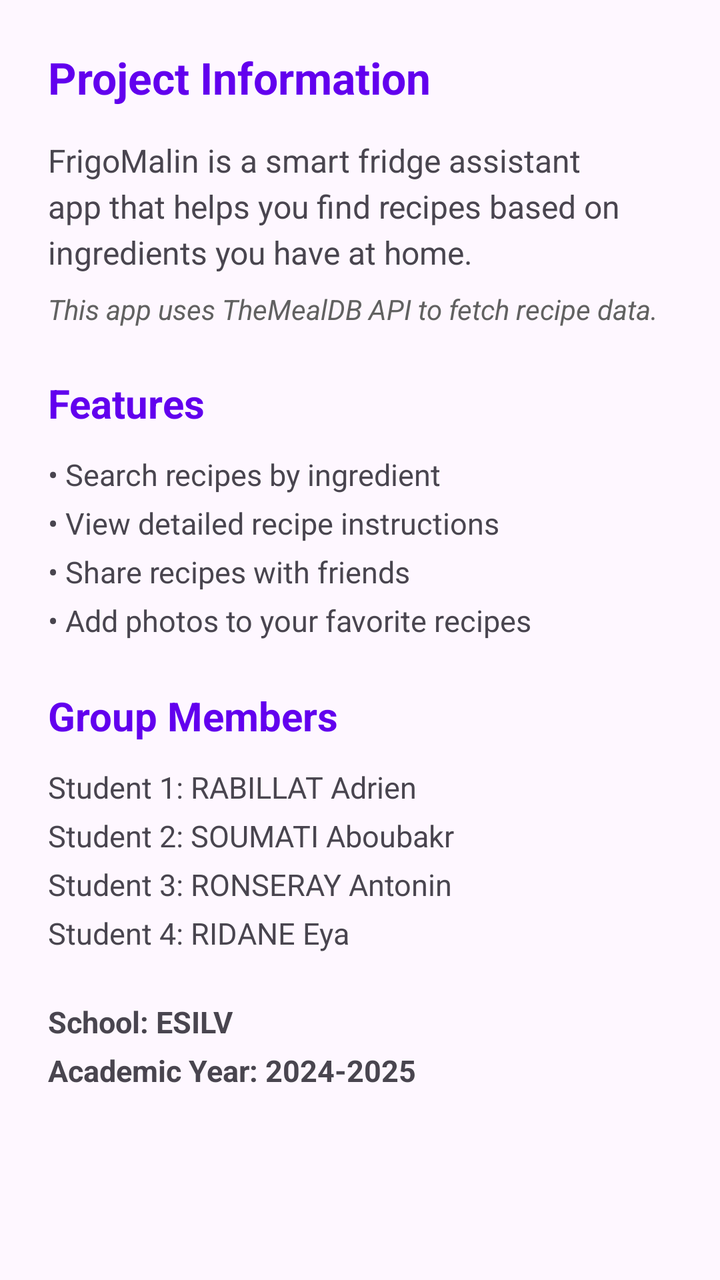
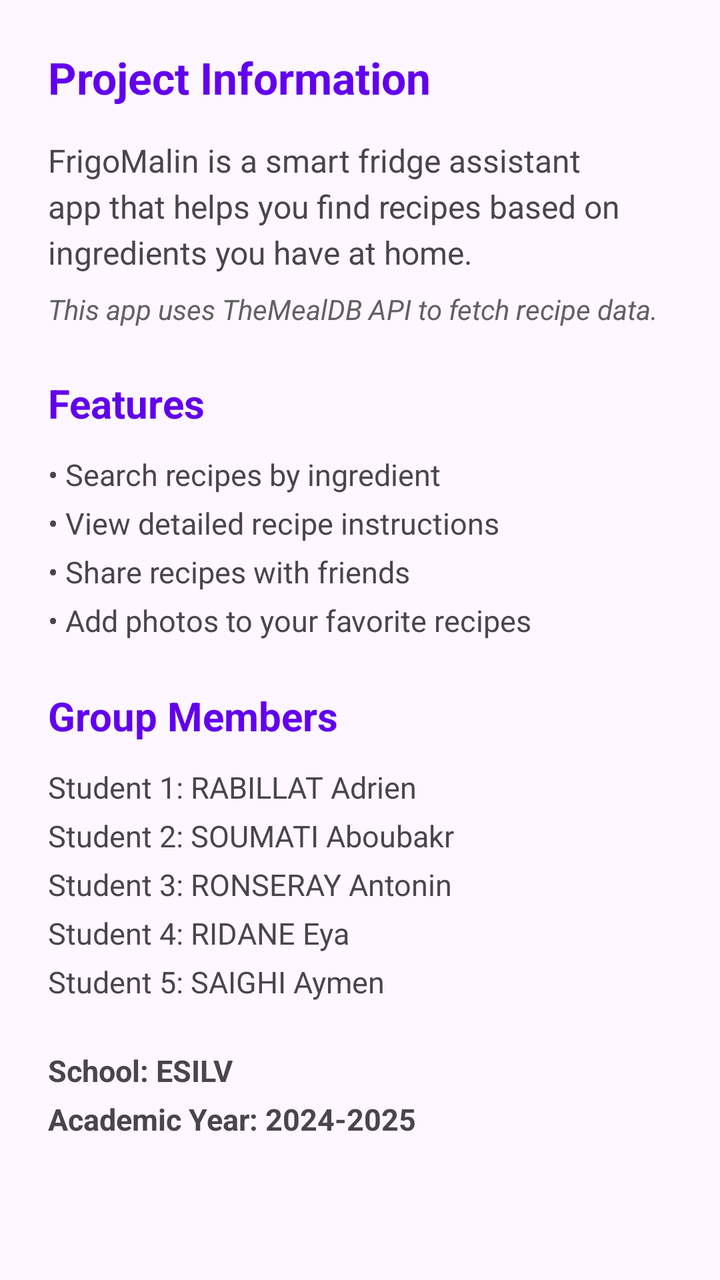

Two renders of the same Android screen: before a commit and after it. Below are the layout's source before the change and the commit's diff.
<!-- AndroidManifest.xml: application theme Theme.FrigoMalin -->
<!-- res/layout/fragment_readme.xml -->
<?xml version="1.0" encoding="utf-8"?>
<ScrollView xmlns:android="http://schemas.android.com/apk/res/android"
    xmlns:app="http://schemas.android.com/apk/res-auto"
    xmlns:tools="http://schemas.android.com/tools"
    android:layout_width="match_parent"
    android:layout_height="match_parent"
    android:padding="24dp"
    tools:context=".ui.readme.ReadmeFragment">

    <LinearLayout
        android:layout_width="match_parent"
        android:layout_height="wrap_content"
        android:orientation="vertical">

        <TextView
            android:layout_width="wrap_content"
            android:layout_height="wrap_content"
            android:text="@string/readme_project_info"
            android:textSize="22sp"
            android:textStyle="bold"
            android:textColor="@color/primary"
            android:layout_marginBottom="16dp" />

        <TextView
            android:layout_width="wrap_content"
            android:layout_height="wrap_content"
            android:text="@string/readme_description"
            android:textSize="16sp"
            android:lineSpacingExtra="4dp"
            android:layout_marginBottom="8dp" />

        <TextView
            android:layout_width="wrap_content"
            android:layout_height="wrap_content"
            android:text="@string/readme_api"
            android:textSize="14sp"
            android:textStyle="italic"
            android:textColor="@color/gray_dark"
            android:layout_marginBottom="24dp" />

        <TextView
            android:layout_width="wrap_content"
            android:layout_height="wrap_content"
            android:text="@string/readme_features"
            android:textSize="20sp"
            android:textStyle="bold"
            android:textColor="@color/primary"
            android:layout_marginBottom="12dp" />

        <TextView
            android:layout_width="wrap_content"
            android:layout_height="wrap_content"
            android:text="@string/readme_feature_search"
            android:textSize="15sp"
            android:layout_marginBottom="4dp" />

        <TextView
            android:layout_width="wrap_content"
            android:layout_height="wrap_content"
            android:text="@string/readme_feature_details"
            android:textSize="15sp"
            android:layout_marginBottom="4dp" />

        <TextView
            android:layout_width="wrap_content"
            android:layout_height="wrap_content"
            android:text="@string/readme_feature_share"
            android:textSize="15sp"
            android:layout_marginBottom="4dp" />

        <TextView
            android:layout_width="wrap_content"
            android:layout_height="wrap_content"
            android:text="@string/readme_feature_photo"
            android:textSize="15sp"
            android:layout_marginBottom="24dp" />

        <TextView
            android:layout_width="wrap_content"
            android:layout_height="wrap_content"
            android:text="@string/readme_group"
            android:textSize="20sp"
            android:textStyle="bold"
            android:textColor="@color/primary"
            android:layout_marginBottom="12dp" />

        <TextView
            android:layout_width="wrap_content"
            android:layout_height="wrap_content"
            android:text="@string/readme_student1"
            android:textSize="15sp"
            android:layout_marginBottom="4dp" />

        <TextView
            android:layout_width="wrap_content"
            android:layout_height="wrap_content"
            android:text="@string/readme_student2"
            android:textSize="15sp"
            android:layout_marginBottom="4dp" />

        <TextView
            android:layout_width="wrap_content"
            android:layout_height="wrap_content"
            android:text="@string/readme_student3"
            android:textSize="15sp"
            android:layout_marginBottom="4dp" />

        <TextView
            android:layout_width="wrap_content"
            android:layout_height="wrap_content"
            android:text="@string/readme_student4"
            android:textSize="15sp"
            android:layout_marginBottom="24dp" />

        <TextView
            android:layout_width="wrap_content"
            android:layout_height="wrap_content"
            android:text="@string/readme_school"
            android:textSize="15sp"
            android:textStyle="bold"
            android:layout_marginBottom="4dp" />

        <TextView
            android:layout_width="wrap_content"
            android:layout_height="wrap_content"
            android:text="@string/readme_year"
            android:textSize="15sp"
            android:textStyle="bold" />

    </LinearLayout>

</ScrollView>
<!-- resources referenced by this layout -->
<resources>
  <color name="gray_dark">#FF616161</color>
  <color name="primary">#FF6200EE</color>
  <string name="readme_api">This app uses TheMealDB API to fetch recipe data.</string>
  <string name="readme_description">FrigoMalin is a smart fridge assistant app that helps you find recipes based on ingredients you have at home.</string>
  <string name="readme_feature_details">• View detailed recipe instructions</string>
  <string name="readme_feature_photo">• Add photos to your favorite recipes</string>
  <string name="readme_feature_search">• Search recipes by ingredient</string>
  <string name="readme_feature_share">• Share recipes with friends</string>
  <string name="readme_features">Features</string>
  <string name="readme_group">Group Members</string>
  <string name="readme_project_info">Project Information</string>
  <string name="readme_school">School: ESILV</string>
  <string name="readme_student1">Student 1: RABILLAT Adrien</string>
  <string name="readme_student2">Student 2: SOUMATI Aboubakr</string>
  <string name="readme_student3">Student 3: RONSERAY Antonin</string>
  <string name="readme_student4">Student 4: RIDANE Eya</string>
  <string name="readme_year">Academic Year: 2024-2025</string>
  <style name="Theme.FrigoMalin" parent="Base.Theme.FrigoMalin" />
  <style name="Base.Theme.FrigoMalin" parent="Theme.Material3.DayNight.NoActionBar">
          
          <item name="colorPrimary">@color/primary</item>
          <item name="colorPrimaryVariant">@color/primary_dark</item>
          <item name="colorOnPrimary">@color/white</item>
          <item name="colorSecondary">@color/secondary</item>
          <item name="colorSecondaryVariant">@color/secondary_dark</item>
          <item name="colorOnSecondary">@color/white</item>
          <item name="android:statusBarColor">@color/primary</item>
      </style>
  <color name="primary_dark">#FF3700B3</color>
  <color name="white">#FFFFFFFF</color>
  <color name="secondary">#FF03DAC5</color>
  <color name="secondary_dark">#FF018786</color>
</resources>

<!-- the commit's change to res/layout/fragment_readme.xml (unified diff, before → after) -->
@@ -110,6 +110,13 @@
             android:layout_height="wrap_content"
             android:text="@string/readme_student4"
             android:textSize="15sp"
+            android:layout_marginBottom="4dp" />
+
+        <TextView
+            android:layout_width="wrap_content"
+            android:layout_height="wrap_content"
+            android:text="@string/readme_student5"
+            android:textSize="15sp"
             android:layout_marginBottom="24dp" />
 
         <TextView
<!-- resource entries referenced after the edit -->
@@ -16,6 +16,7 @@
   <string name="readme_student2">Student 2: SOUMATI Aboubakr</string>
   <string name="readme_student3">Student 3: RONSERAY Antonin</string>
   <string name="readme_student4">Student 4: RIDANE Eya</string>
+  <string name="readme_student5">Student 5: SAIGHI Aymen</string>
   <string name="readme_year">Academic Year: 2024-2025</string>
   <style name="Theme.FrigoMalin" parent="Base.Theme.FrigoMalin" />
   <style name="Base.Theme.FrigoMalin" parent="Theme.Material3.DayNight.NoActionBar">
